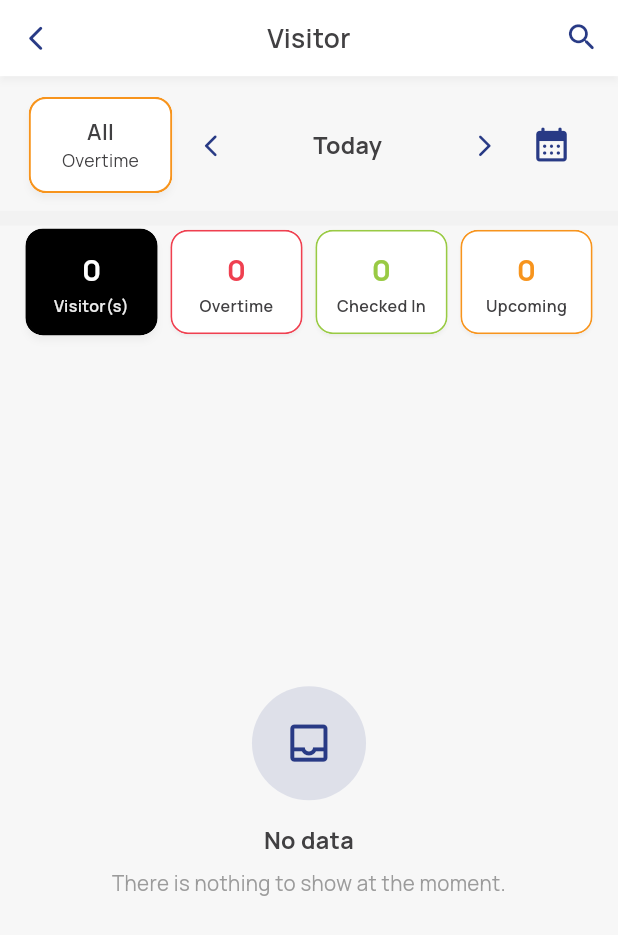
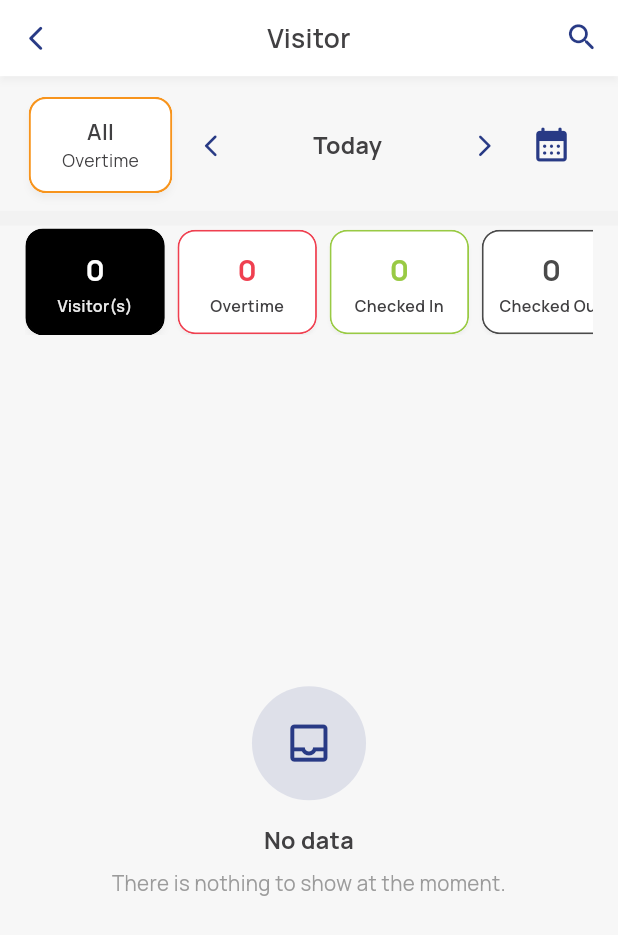
Before and after one commit to nicoss99/KipleGuard-Flutter, a Flutter app: the VisitorPage screen opened by its route, on a phone screen of 412 x 824 dp. Shown: the top 935 px of the screen. Run offline on Flutter 3.47's test engine with Material 3 defaults, Android fonts, the phone set to English and light mode, and no system bars; our stand-ins replace cached_network_image, calendar_date_picker2, camera, connectivity_plus, device_info_plus, dio and 14 more; missing offline and left inert: encrypt, google_mlkit_text_recognition, mobile_scanner; accounts and stored records are empty; project files that could hold a hidden picture were left out.

Commit message:
add checked out card, fix check in issue in visitor detail page

```diff
--- a/lib/core/cache/guard_list_cache.dart
+++ b/lib/core/cache/guard_list_cache.dart
@@ -16,6 +16,7 @@ abstract final class GuardListCache {
     required int totalIncoming,
     required int totalOvertime,
     required int totalVisitors,
+    required int totalCheckedOut,
     required List<VisitorListItem> items,
     bool allOvertimeSection = false,
   }) async {
@@ -30,6 +31,7 @@ abstract final class GuardListCache {
         'totalIncoming': totalIncoming,
         'totalOvertime': totalOvertime,
         'totalVisitors': totalVisitors,
+        'totalCheckedOut': totalCheckedOut,
         'items': items.map(_visitorToJson).toList(),
       },
     );
@@ -59,6 +61,7 @@ abstract final class GuardListCache {
       totalIncoming: env.data['totalIncoming'] as int? ?? 0,
       totalOvertime: env.data['totalOvertime'] as int? ?? 0,
       totalVisitors: env.data['totalVisitors'] as int? ?? 0,
+      totalCheckedOut: env.data['totalCheckedOut'] as int? ?? 0,
       items: items,
     );
   }
@@ -216,6 +219,7 @@ class VisitorCacheSnapshot {
     required this.totalIncoming,
     required this.totalOvertime,
     required this.totalVisitors,
+    required this.totalCheckedOut,
     required this.items,
   });
 
@@ -225,6 +229,7 @@ class VisitorCacheSnapshot {
   final int totalIncoming;
   final int totalOvertime;
   final int totalVisitors;
+  final int totalCheckedOut;
   final List<VisitorListItem> items;
 }
 
--- a/lib/core/guard_api_paths.dart
+++ b/lib/core/guard_api_paths.dart
@@ -31,8 +31,8 @@ abstract final class GuardApiPaths {
   static String visitorScan(String residenceUuid) =>
       'api/v1/guard/residences/$residenceUuid/visitors/scan';
 
-  static String visitorCheckIn(String residenceUuid, int visitorId) =>
-      'api/v1/guard/residences/$residenceUuid/visitors/$visitorId/check-in';
+  static String residenceCheckIn(String residenceUuid) =>
+      'api/v1/guard/residences/$residenceUuid/check-in';
 
   static String visitorCheckOut(String residenceUuid, int visitorId) =>
       'api/v1/guard/residences/$residenceUuid/visitors/$visitorId/check-out';
--- a/lib/page/auth/guard_visitor_day_result.dart
+++ b/lib/page/auth/guard_visitor_day_result.dart
@@ -5,12 +5,14 @@ class GuardVisitorCounts {
     this.overtime = 0,
     this.checkedIn = 0,
     this.upcoming = 0,
+    this.checkedOut = 0,
   });
 
   final int allVisitors;
   final int overtime;
   final int checkedIn;
   final int upcoming;
+  final int checkedOut;
 
   factory GuardVisitorCounts.fromJson(Map<String, dynamic>? json) {
     if (json == null) return const GuardVisitorCounts();
@@ -21,6 +23,7 @@ class GuardVisitorCounts {
         overtime: n('overtime'),
         checkedIn: n('checked_in'),
         upcoming: n('upcoming'),
+        checkedOut: n('checked_out'),
       );
     }
     return GuardVisitorCounts(
@@ -28,6 +31,7 @@ class GuardVisitorCounts {
       overtime: n('checked_out'),
       checkedIn: n('checked_in'),
       upcoming: n('pending'),
+      checkedOut: n('checked_out'),
     );
   }
 }
--- a/lib/page/auth/guard_visitor_list_parser.dart
+++ b/lib/page/auth/guard_visitor_list_parser.dart
@@ -12,6 +12,7 @@ List<dynamic>? visitorListFromPayload(
     'visitors',
     'overtime',
     'checked_in',
+    'checked_out',
     'upcoming',
   };
   for (final key in keys) {
--- a/lib/page/auth/guard_visitor_repository.dart
+++ b/lib/page/auth/guard_visitor_repository.dart
@@ -103,8 +103,10 @@ final class GuardVisitorRepository implements contract.GuardVisitorRepository {
     required String residenceUuid,
     required int visitorId,
   }) async {
-    await _postVisitorAction(
-      GuardApiPaths.visitorCheckIn(residenceUuid, visitorId),
+    await _client.postJson(
+      GuardApiPaths.residenceCheckIn(residenceUuid),
+      data: <String, dynamic>{'visitor_id': visitorId},
+      fallbackMessage: _messages.requestFailed,
     );
   }
 
--- a/lib/page/visitor/visitor_provider.dart
+++ b/lib/page/visitor/visitor_provider.dart
@@ -156,6 +156,7 @@ class VisitorNotifier extends Notifier<VisitorState> {
         totalIncoming: data.totalIncoming,
         totalOvertime: data.totalOvertime,
         totalVisitors: data.totalVisitors,
+        totalCheckedOut: data.totalCheckedOut,
         loading: false,
         fromCache: false,
         cacheSavedAt: null,
@@ -226,6 +227,7 @@ class VisitorNotifier extends Notifier<VisitorState> {
       totalIncoming: cached.totalIncoming,
       totalOvertime: cached.totalOvertime,
       totalVisitors: cached.totalVisitors,
+      totalCheckedOut: cached.totalCheckedOut,
       loading: false,
       fromCache: true,
       cacheSavedAt: cached.savedAt,
@@ -283,6 +285,7 @@ class VisitorNotifier extends Notifier<VisitorState> {
       totalOvertime: c.overtime,
       totalVisitors: c.allVisitors,
       items: result.items,
+      totalCheckedOut: c.checkedOut,
     );
 
     return _VisitorFetchData(
@@ -292,6 +295,7 @@ class VisitorNotifier extends Notifier<VisitorState> {
       totalIncoming: c.upcoming,
       totalOvertime: c.overtime,
       totalVisitors: c.allVisitors,
+      totalCheckedOut: c.checkedOut,
     );
   }
 }
@@ -304,6 +308,7 @@ class _VisitorFetchData {
     this.totalIncoming,
     this.totalOvertime,
     this.totalVisitors,
+    this.totalCheckedOut,
   });
 
   final List<VisitorListItem> items;
@@ -312,4 +317,5 @@ class _VisitorFetchData {
   final int? totalIncoming;
   final int? totalOvertime;
   final int? totalVisitors;
+  final int? totalCheckedOut;
 }
--- a/lib/page/visitor/visitor_state.dart
+++ b/lib/page/visitor/visitor_state.dart
@@ -12,6 +12,7 @@ class VisitorState {
     this.totalIncoming,
     this.totalOvertime,
     this.totalVisitors,
+    this.totalCheckedOut,
     this.searchActive = false,
     this.searchQuery = '',
     this.allOvertimeSection = false,
@@ -31,6 +32,7 @@ class VisitorState {
   final int? totalIncoming;
   final int? totalOvertime;
   final int? totalVisitors;
+  final int? totalCheckedOut;
   final bool searchActive;
   final String searchQuery;
   final bool allOvertimeSection;
@@ -50,6 +52,7 @@ class VisitorState {
     int? totalIncoming,
     int? totalOvertime,
     int? totalVisitors,
+    int? totalCheckedOut,
     bool? searchActive,
     String? searchQuery,
     bool? allOvertimeSection,
@@ -71,6 +74,7 @@ class VisitorState {
       totalIncoming: totalIncoming ?? this.totalIncoming,
       totalOvertime: totalOvertime ?? this.totalOvertime,
       totalVisitors: totalVisitors ?? this.totalVisitors,
+      totalCheckedOut: totalCheckedOut ?? this.totalCheckedOut,
       searchActive: searchActive ?? this.searchActive,
       searchQuery: searchQuery ?? this.searchQuery,
       allOvertimeSection: allOvertimeSection ?? this.allOvertimeSection,
--- a/lib/page/visitor/visitor_tab_colors.dart
+++ b/lib/page/visitor/visitor_tab_colors.dart
@@ -10,6 +10,7 @@ abstract final class VisitorTabColors {
         1 => AppColor.orange,
         2 => AppColor.red,
         3 => AppColor.black,
+        4 => AppColor.textMuted,
         _ => AppColor.primary,
       };
 
--- a/lib/page/visitor/visitor_tab_status.dart
+++ b/lib/page/visitor/visitor_tab_status.dart
@@ -6,12 +6,14 @@ abstract final class VisitorTabStatus {
   static const tabUpcoming = 1;
   static const tabOvertime = 2;
   static const tabAllVisitors = 3;
+  static const tabCheckedOut = 4;
 
   /// `null` = Visitor(s) tab (no status query param).
   static String? apiStatusForTab(int tab) => switch (tab) {
         tabCheckedIn => GuardVisitorApiStatus.checkedIn,
         tabUpcoming => GuardVisitorApiStatus.upcoming,
         tabOvertime => GuardVisitorApiStatus.overtime,
+        tabCheckedOut => GuardVisitorApiStatus.checkedOut,
         tabAllVisitors => null,
         _ => null,
       };
@@ -22,6 +24,7 @@ abstract final class VisitorTabStatus {
         tabCheckedIn => GuardVisitorApiStatus.checkedIn,
         tabUpcoming => GuardVisitorApiStatus.upcoming,
         tabOvertime => GuardVisitorApiStatus.overtime,
+        tabCheckedOut => GuardVisitorApiStatus.checkedOut,
         tabAllVisitors => 'all',
         _ => 'all',
       };
--- a/lib/page/visitor/widget/visitor_list_body.dart
+++ b/lib/page/visitor/widget/visitor_list_body.dart
@@ -13,6 +13,7 @@ import '../visitor_provider.dart';
 import '../visitor_state.dart';
 import '../visitor_strings.dart';
 import '../visitor_tab_colors.dart';
+import '../visitor_tab_status.dart';
 import 'visitor_list_footer.dart';
 import 'visitor_list_tile.dart';
 
@@ -60,6 +61,8 @@ class VisitorListBody extends ConsumerWidget {
                 row.visitStatus == GuardVisitorApiStatus.checkedIn ||
                 row.latestScanType.toUpperCase() == 'IN';
 
+            final showAction = state.tabIndex != VisitorTabStatus.tabCheckedOut;
+
             return VisitorListTile(
               item: row,
               stripeColor: VisitorTabColors.stripeForItem(
@@ -77,6 +80,7 @@ class VisitorListBody extends ConsumerWidget {
               },
               actionLabel: isIn ? 'Out' : 'In',
               isCheckedIn: isIn,
+              showActionButton: showAction,
             );
           },
         ),
--- a/lib/page/visitor/widget/visitor_list_tile.dart
+++ b/lib/page/visitor/widget/visitor_list_tile.dart
@@ -17,6 +17,7 @@ class VisitorListTile extends StatelessWidget {
     required this.actionLabel,
     required this.stripeColor,
     required this.isCheckedIn,
+    this.showActionButton = true,
   });
 
   final VisitorListItem item;
@@ -25,6 +26,7 @@ class VisitorListTile extends StatelessWidget {
   final String actionLabel;
   final Color stripeColor;
   final bool isCheckedIn;
+  final bool showActionButton;
 
   @override
   Widget build(BuildContext context) {
@@ -87,6 +89,7 @@ class VisitorListTile extends StatelessWidget {
                     ),
                   ),
                 ),
+                if (showActionButton)
                   Padding(
                     padding: EdgeInsets.fromLTRB(0, 12.h, 12.w, 12.h),
                     child: Material(
--- a/lib/page/visitor/widget/visitor_summary_row.dart
+++ b/lib/page/visitor/widget/visitor_summary_row.dart
@@ -19,6 +19,8 @@ class VisitorSummaryRow extends ConsumerWidget {
   Widget build(BuildContext context, WidgetRef ref) {
     return Padding(
       padding: EdgeInsets.fromLTRB(AppSpacing.md, 2.h, AppSpacing.md, 8.h),
+      child: SingleChildScrollView(
+        scrollDirection: Axis.horizontal,
         child: Row(
           children: [
             _StatCard(
@@ -27,6 +29,7 @@ class VisitorSummaryRow extends ConsumerWidget {
               accent: VisitorTabColors.stripeForTab(3),
               selected: state.tabIndex == 3,
               onTap: () => ref.read(visitorProvider.notifier).setTab(3),
+              width: 88.w,
             ),
             SizedBox(width: 8.w),
             _StatCard(
@@ -35,6 +38,7 @@ class VisitorSummaryRow extends ConsumerWidget {
               accent: VisitorTabColors.stripeForTab(2),
               selected: state.tabIndex == 2,
               onTap: () => ref.read(visitorProvider.notifier).setTab(2),
+              width: 88.w,
             ),
             SizedBox(width: 8.w),
             _StatCard(
@@ -43,6 +47,16 @@ class VisitorSummaryRow extends ConsumerWidget {
               accent: VisitorTabColors.stripeForTab(0),
               selected: state.tabIndex == 0,
               onTap: () => ref.read(visitorProvider.notifier).setTab(0),
+              width: 88.w,
+            ),
+            SizedBox(width: 8.w),
+            _StatCard(
+              label: 'Checked Out',
+              count: state.totalCheckedOut,
+              accent: VisitorTabColors.stripeForTab(4),
+              selected: state.tabIndex == 4,
+              onTap: () => ref.read(visitorProvider.notifier).setTab(4),
+              width: 88.w,
             ),
             SizedBox(width: 8.w),
             _StatCard(
@@ -51,8 +65,10 @@ class VisitorSummaryRow extends ConsumerWidget {
               accent: VisitorTabColors.stripeForTab(1),
               selected: state.tabIndex == 1,
               onTap: () => ref.read(visitorProvider.notifier).setTab(1),
+              width: 88.w,
             ),
           ],
+        ),
       ),
     );
   }
@@ -65,6 +81,7 @@ class _StatCard extends StatelessWidget {
     required this.accent,
     required this.selected,
     required this.onTap,
+    required this.width,
   });
 
   final String label;
@@ -72,10 +89,12 @@ class _StatCard extends StatelessWidget {
   final Color accent;
   final bool selected;
   final VoidCallback onTap;
+  final double width;
 
   @override
   Widget build(BuildContext context) {
-    return Expanded(
+    return SizedBox(
+      width: width,
       child: Material(
         elevation: selected ? 2 : 1,
         shadowColor: AppColor.textPrimary.withValues(alpha: 0.1),
```
Also changed, not shown: 1 other file. Lines whose indentation alone changed are shown as unchanged.
